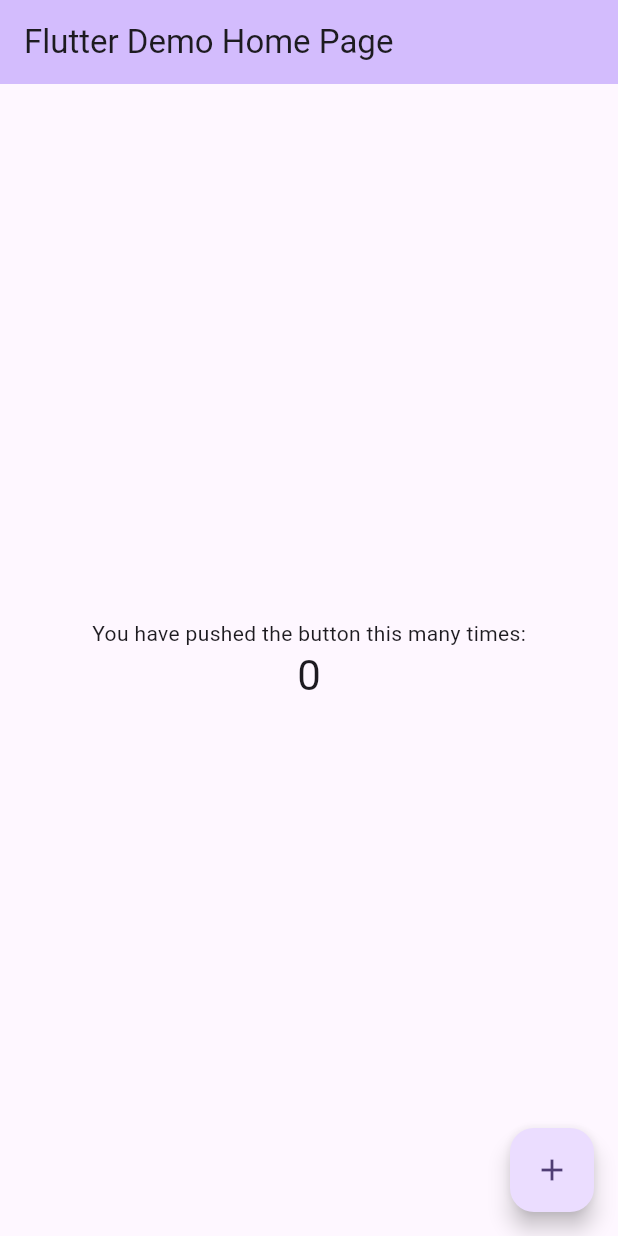
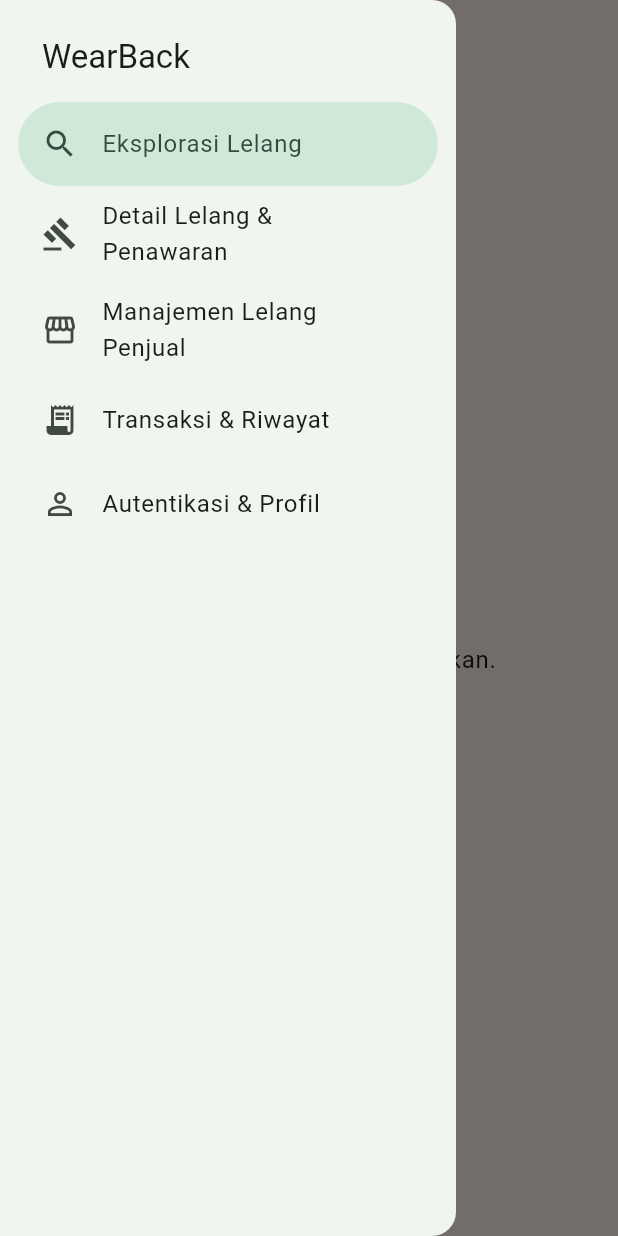
Before and after one commit to F09-PBP-26/wearback-mobile, a Flutter app: the screen it shows after launch, with the side drawer open (before the commit the screen has no drawer), on a phone screen of 412 x 824 dp. Run offline on Flutter 3.47's test engine with Material 3 defaults, Android fonts, the phone set to English and light mode, and no system bars.

Commit message:
feat: add WearBack module drawer navigation

```diff
--- a/lib/main.dart
+++ b/lib/main.dart
@@ -1,122 +1,25 @@
 import 'package:flutter/material.dart';
+import 'package:wearback_mobile/navigation/module_shell.dart';
 
 void main() {
-  runApp(const MyApp());
+  runApp(const WearBackApp());
 }
 
-class MyApp extends StatelessWidget {
-  const MyApp({super.key});
+class WearBackApp extends StatelessWidget {
+  const WearBackApp({super.key});
 
-  // This widget is the root of your application.
   @override
   Widget build(BuildContext context) {
     return MaterialApp(
-      title: 'Flutter Demo',
+      title: 'WearBack',
+      debugShowCheckedModeBanner: false,
       theme: ThemeData(
-        // This is the theme of your application.
-        //
-        // TRY THIS: Try running your application with "flutter run". You'll see
-        // the application has a purple toolbar. Then, without quitting the app,
-        // try changing the seedColor in the colorScheme below to Colors.green
-        // and then invoke "hot reload" (save your changes or press the "hot
-        // reload" button in a Flutter-supported IDE, or press "r" if you used
-        // the command line to start the app).
-        //
-        // Notice that the counter didn't reset back to zero; the application
-        // state is not lost during the reload. To reset the state, use hot
-        // restart instead.
-        //
-        // This works for code too, not just values: Most code changes can be
-        // tested with just a hot reload.
-        colorScheme: .fromSeed(seedColor: Colors.deepPurple),
+        colorScheme: ColorScheme.fromSeed(
+          seedColor: const Color(0xFF28392F),
+          surface: const Color(0xFFFAEEE8),
+        ),
       ),
-      home: const MyHomePage(title: 'Flutter Demo Home Page'),
+      home: const ModuleShell(),
     );
   }
 }
-
-class MyHomePage extends StatefulWidget {
-  const MyHomePage({super.key, required this.title});
-
-  // This widget is the home page of your application. It is stateful, meaning
-  // that it has a State object (defined below) that contains fields that affect
-  // how it looks.
-
-  // This class is the configuration for the state. It holds the values (in this
-  // case the title) provided by the parent (in this case the App widget) and
-  // used by the build method of the State. Fields in a Widget subclass are
-  // always marked "final".
-
-  final String title;
-
-  @override
-  State<MyHomePage> createState() => _MyHomePageState();
-}
-
-class _MyHomePageState extends State<MyHomePage> {
-  int _counter = 0;
-
-  void _incrementCounter() {
-    setState(() {
-      // This call to setState tells the Flutter framework that something has
-      // changed in this State, which causes it to rerun the build method below
-      // so that the display can reflect the updated values. If we changed
-      // _counter without calling setState(), then the build method would not be
-      // called again, and so nothing would appear to happen.
-      _counter++;
-    });
-  }
-
-  @override
-  Widget build(BuildContext context) {
-    // This method is rerun every time setState is called, for instance as done
-    // by the _incrementCounter method above.
-    //
-    // The Flutter framework has been optimized to make rerunning build methods
-    // fast, so that you can just rebuild anything that needs updating rather
-    // than having to individually change instances of widgets.
-    return Scaffold(
-      appBar: AppBar(
-        // TRY THIS: Try changing the color here to a specific color (to
-        // Colors.amber, perhaps?) and trigger a hot reload to see the AppBar
-        // change color while the other colors stay the same.
-        backgroundColor: Theme.of(context).colorScheme.inversePrimary,
-        // Here we take the value from the MyHomePage object that was created by
-        // the App.build method, and use it to set our appbar title.
-        title: Text(widget.title),
-      ),
-      body: Center(
-        // Center is a layout widget. It takes a single child and positions it
-        // in the middle of the parent.
-        child: Column(
-          // Column is also a layout widget. It takes a list of children and
-          // arranges them vertically. By default, it sizes itself to fit its
-          // children horizontally, and tries to be as tall as its parent.
-          //
-          // Column has various properties to control how it sizes itself and
-          // how it positions its children. Here we use mainAxisAlignment to
-          // center the children vertically; the main axis here is the vertical
-          // axis because Columns are vertical (the cross axis would be
-          // horizontal).
-          //
-          // TRY THIS: Invoke "debug painting" (choose the "Toggle Debug Paint"
-          // action in the IDE, or press "p" in the console), to see the
-          // wireframe for each widget.
-          mainAxisAlignment: .center,
-          children: [
-            const Text('You have pushed the button this many times:'),
-            Text(
-              '$_counter',
-              style: Theme.of(context).textTheme.headlineMedium,
-            ),
-          ],
-        ),
-      ),
-      floatingActionButton: FloatingActionButton(
-        onPressed: _incrementCounter,
-        tooltip: 'Increment',
-        child: const Icon(Icons.add),
-      ),
-    );
-  }
-}
--- /dev/null
+++ b/lib/navigation/module_shell.dart
@@ -0,0 +1,81 @@
+import 'package:flutter/material.dart';
+import 'package:wearback_mobile/pages/account_page.dart';
+import 'package:wearback_mobile/pages/auction_browsing_page.dart';
+import 'package:wearback_mobile/pages/auction_detail_page.dart';
+import 'package:wearback_mobile/pages/seller_auctions_page.dart';
+import 'package:wearback_mobile/pages/transaction_history_page.dart';
+
+enum _Module {
+  auctionBrowsing('Eksplorasi Lelang', Icons.search, AuctionBrowsingPage()),
+  auctionDetail('Detail Lelang & Penawaran', Icons.gavel, AuctionDetailPage()),
+  sellerAuctions(
+    'Manajemen Lelang Penjual',
+    Icons.storefront,
+    SellerAuctionsPage(),
+  ),
+  transactions(
+    'Transaksi & Riwayat',
+    Icons.receipt_long,
+    TransactionHistoryPage(),
+  ),
+  account('Autentikasi & Profil', Icons.person_outline, AccountPage());
+
+  const _Module(this.title, this.icon, this.page);
+
+  final String title;
+  final IconData icon;
+  final Widget page;
+}
+
+class ModuleShell extends StatefulWidget {
+  const ModuleShell({super.key});
+
+  @override
+  State<ModuleShell> createState() => _ModuleShellState();
+}
+
+class _ModuleShellState extends State<ModuleShell> {
+  _Module _selectedModule = _Module.auctionBrowsing;
+
+  @override
+  Widget build(BuildContext context) {
+    final theme = Theme.of(context);
+
+    return Scaffold(
+      appBar: AppBar(
+        title: Text(
+          _selectedModule.title,
+          maxLines: 1,
+          overflow: TextOverflow.ellipsis,
+        ),
+      ),
+      drawer: Drawer(
+        child: SafeArea(
+          child: ListView(
+            padding: const EdgeInsets.symmetric(horizontal: 12),
+            children: [
+              Padding(
+                padding: const EdgeInsets.fromLTRB(16, 24, 16, 16),
+                child: Text('WearBack', style: theme.textTheme.titleLarge),
+              ),
+              for (final module in _Module.values)
+                ListTile(
+                  leading: Icon(module.icon),
+                  title: Text(module.title),
+                  shape: const StadiumBorder(),
+                  selected: module == _selectedModule,
+                  selectedColor: theme.colorScheme.onSecondaryContainer,
+                  selectedTileColor: theme.colorScheme.secondaryContainer,
+                  onTap: () {
+                    setState(() => _selectedModule = module);
+                    Navigator.pop(context);
+                  },
+                ),
+            ],
+          ),
+        ),
+      ),
+      body: SafeArea(child: _selectedModule.page),
+    );
+  }
+}
--- /dev/null
+++ b/lib/pages/account_page.dart
@@ -0,0 +1,13 @@
+import 'package:flutter/material.dart';
+import 'package:wearback_mobile/widgets/module_placeholder.dart';
+
+class AccountPage extends StatelessWidget {
+  const AccountPage({super.key});
+
+  @override
+  Widget build(BuildContext context) {
+    return const ModulePlaceholder(
+      'Login dan pengaturan profil sedang disiapkan.',
+    );
+  }
+}
--- /dev/null
+++ b/lib/pages/auction_browsing_page.dart
@@ -0,0 +1,11 @@
+import 'package:flutter/material.dart';
+import 'package:wearback_mobile/widgets/module_placeholder.dart';
+
+class AuctionBrowsingPage extends StatelessWidget {
+  const AuctionBrowsingPage({super.key});
+
+  @override
+  Widget build(BuildContext context) {
+    return const ModulePlaceholder('Katalog lelang sedang disiapkan.');
+  }
+}
--- /dev/null
+++ b/lib/pages/auction_detail_page.dart
@@ -0,0 +1,13 @@
+import 'package:flutter/material.dart';
+import 'package:wearback_mobile/widgets/module_placeholder.dart';
+
+class AuctionDetailPage extends StatelessWidget {
+  const AuctionDetailPage({super.key});
+
+  @override
+  Widget build(BuildContext context) {
+    return const ModulePlaceholder(
+      'Detail lelang dan penawaran sedang disiapkan.',
+    );
+  }
+}
--- /dev/null
+++ b/lib/pages/seller_auctions_page.dart
@@ -0,0 +1,13 @@
+import 'package:flutter/material.dart';
+import 'package:wearback_mobile/widgets/module_placeholder.dart';
+
+class SellerAuctionsPage extends StatelessWidget {
+  const SellerAuctionsPage({super.key});
+
+  @override
+  Widget build(BuildContext context) {
+    return const ModulePlaceholder(
+      'Pengelolaan lelang penjual sedang disiapkan.',
+    );
+  }
+}
--- /dev/null
+++ b/lib/pages/transaction_history_page.dart
@@ -0,0 +1,11 @@
+import 'package:flutter/material.dart';
+import 'package:wearback_mobile/widgets/module_placeholder.dart';
+
+class TransactionHistoryPage extends StatelessWidget {
+  const TransactionHistoryPage({super.key});
+
+  @override
+  Widget build(BuildContext context) {
+    return const ModulePlaceholder('Riwayat transaksi sedang disiapkan.');
+  }
+}
--- /dev/null
+++ b/lib/widgets/module_placeholder.dart
@@ -0,0 +1,21 @@
+import 'package:flutter/material.dart';
+
+class ModulePlaceholder extends StatelessWidget {
+  const ModulePlaceholder(this.message, {super.key});
+
+  final String message;
+
+  @override
+  Widget build(BuildContext context) {
+    return Center(
+      child: Padding(
+        padding: const EdgeInsets.all(24),
+        child: Text(
+          message,
+          style: Theme.of(context).textTheme.bodyLarge,
+          textAlign: TextAlign.center,
+        ),
+      ),
+    );
+  }
+}
```
Also changed, not shown: 2 other files.
